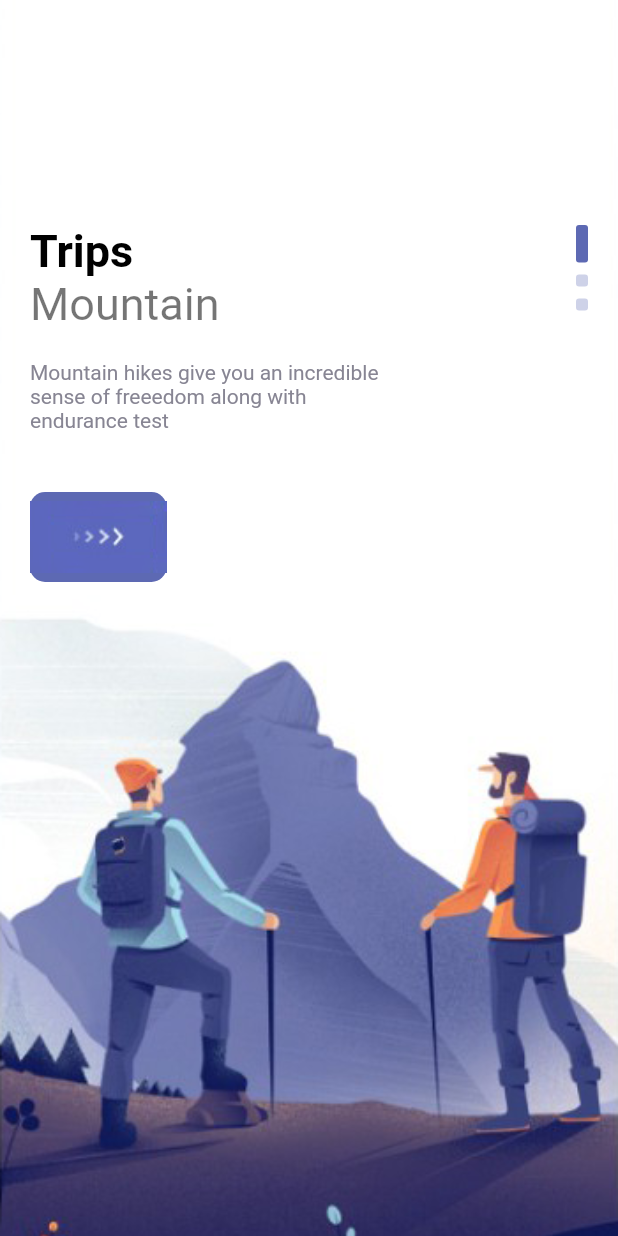
After one commit to Bolutife-6978/Flutter_Cubit_App, a Flutter app: the WelcomePage screen opened directly, on a phone screen of 412 x 824 dp. The commit adds this screen. Run offline on Flutter 3.47's test engine with Material 2 defaults, Android fonts, the phone set to English and light mode, and no system bars.

Commit message:
A checkpoint

```diff
--- /dev/null
+++ b/flutter_cubit_app/lib/pages/welcome_page.dart
@@ -0,0 +1,76 @@
+import 'package:flutter/material.dart';
+import 'package:flutter_cubit/widget/app_large_text.dart';
+import 'package:flutter_cubit/widget/app_text.dart';
+import 'package:flutter_cubit/widget/responsive_button.dart';
+
+import '../misc/colors.dart';
+
+class WelcomePage extends StatefulWidget {
+  const WelcomePage({Key? key}) : super(key: key);
+
+  @override
+  State<WelcomePage> createState() => _WelcomePageState();
+}
+
+class _WelcomePageState extends State<WelcomePage> {
+  List images = ["welcome-one.png", "welcome-two.png", "welcome-three.png"];
+  @override
+  Widget build(BuildContext context) => Scaffold(
+        body: PageView.builder(
+            scrollDirection: Axis.vertical,
+            itemCount: images.length,
+            itemBuilder: (_, index) {
+              return Container(
+                width: double.maxFinite,
+                height: double.maxFinite,
+                decoration: BoxDecoration(
+                  image: DecorationImage(
+                      image: AssetImage("img/" + images[index]),
+                      fit: BoxFit.cover),
+                ),
+                child: Container(
+                    margin:
+                        const EdgeInsets.only(top: 150, left: 20, right: 20),
+                    child: Row(
+                      mainAxisAlignment: MainAxisAlignment.spaceBetween,
+                      children: [
+                        Column(
+                          crossAxisAlignment: CrossAxisAlignment.start,
+                          children: [
+                            AppLargeText(text: "Trips"),
+                            AppText(text: "Mountain", size: 30),
+                            const SizedBox(height: 20),
+                            SizedBox(
+                              width: 250,
+                              child: AppText(
+                                  text:
+                                      "Mountain hikes give you an incredible sense of freeedom along with endurance test  ",
+                                  color: AppColors.textColor2,
+                                  size: 14),
+                            ),
+                            const SizedBox(
+                              height: 40,
+                            ),
+                            ResponsiveButton()
+                          ],
+                        ),
+                        Column(
+                          children: List.generate(3, (indexDots) {
+                            return Container(
+                              margin: const EdgeInsets.only(bottom: 8),
+                              width: 8,
+                              height: index == indexDots ? 25 : 8,
+                              decoration: BoxDecoration(
+                                  borderRadius: BorderRadius.circular(2),
+                                  color: index == indexDots
+                                      ? AppColors.mainColor
+                                      : AppColors.mainColor.withOpacity(0.3)),
+                            );
+                          }),
+                        )
+                      ],
+                    )),
+              );
+            }),
+      );
+}
--- /dev/null
+++ b/flutter_cubit_app/lib/widget/app_large_text.dart
@@ -0,0 +1,17 @@
+import 'package:flutter/material.dart';
+
+class AppLargeText extends StatelessWidget {
+  double size;
+  final String text;
+  final Color color;
+  AppLargeText(
+      {Key? key, this.size = 30, required this.text, this.color = Colors.black})
+      : super(key: key);
+
+  @override
+  Widget build(BuildContext context) {
+    return Text(text,
+        style: TextStyle(
+            color: color, fontSize: size, fontWeight: FontWeight.bold));
+  }
+}
--- /dev/null
+++ b/flutter_cubit_app/lib/widget/app_text.dart
@@ -0,0 +1,22 @@
+import 'package:flutter/material.dart';
+
+class AppText extends StatelessWidget {
+  double size;
+  final String text;
+  final Color color;
+  AppText(
+      {Key? key,
+      this.size = 16,
+      required this.text,
+      this.color = Colors.black54})
+      : super(key: key);
+
+  @override
+  Widget build(BuildContext context) {
+    return Text(text,
+        style: TextStyle(
+          color: color,
+          fontSize: size,
+        ));
+  }
+}
--- /dev/null
+++ b/flutter_cubit_app/lib/widget/responsive_button.dart
@@ -0,0 +1,23 @@
+import 'package:flutter/cupertino.dart';
+import 'package:flutter_cubit/misc/colors.dart';
+
+// ignore: must_be_immutable
+class ResponsiveButton extends StatelessWidget {
+  bool? isResponsive;
+  double? width;
+  ResponsiveButton({Key? key, this.width, this.isResponsive = false})
+      : super(key: key);
+
+  @override
+  Widget build(BuildContext context) {
+    return Container(
+      width: width,
+      height: 60,
+      decoration: BoxDecoration(
+          borderRadius: BorderRadius.circular(10), color: AppColors.mainColor),
+      child: Row(
+          mainAxisAlignment: MainAxisAlignment.center,
+          children: [Image.asset("img/button-one.png")]),
+    );
+  }
+}
```
Also changed, not shown: flutter_cubit_app/lib/main.dart (+8 -8 lines), flutter_cubit_app/lib/pages/nav_pages/bar_item_page.dart (added, +10 -0 lines), flutter_cubit_app/lib/pages/nav_pages/homes_page.dart (added, +15 -0 lines), flutter_cubit_app/lib/pages/nav_pages/main_page.dart (added, +32 -0 lines), flutter_cubit_app/lib/pages/nav_pages/my_page.dart (added, +10 -0 lines), flutter_cubit_app/lib/pages/nav_pages/search_page.dart (added, +10 -0 lines), 2 other files.
